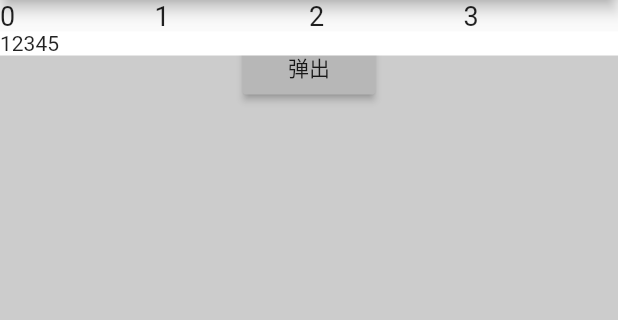
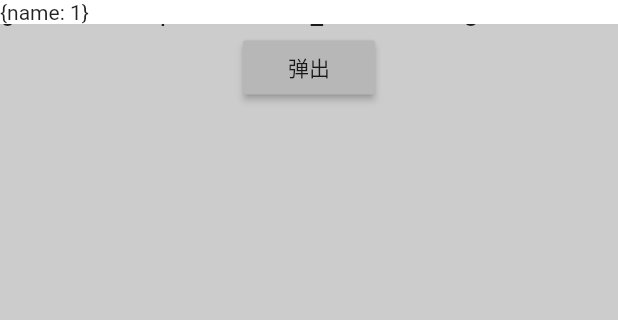
Before and after one commit to Tomoyd/flutter-in-action, a Flutter app: the SearchDemo screen opened directly, after a tap on an icon or button, on a phone screen of 412 x 824 dp, the part 84-404 px from its top. Run offline on Flutter 3.47's test engine with Material 2 defaults, Android fonts, the phone set to English and light mode, and no system bars; our stand-ins replace dio, sliding_up_panel; missing offline and left inert: top_modal_sheet.

Commit message:
[opt]opt

```diff
--- a/lib/components/filter_window/filter_window.dart
+++ b/lib/components/filter_window/filter_window.dart
@@ -1,16 +1,19 @@
 import 'package:flutter/material.dart';
-import 'package:myapp/components/filter_window/show_top_sheet.dart';
+import 'package:myapp/hooks/hooks.dart';
 
 class FilterWindow<T> extends StatefulWidget {
   FilterWindow(
       {Key key,
       this.child,
       @required this.filters,
+      @required this.onPick,
       @required this.filterItemBuilder})
       : super(key: key);
   final Widget child;
   final List<T> filters;
   final FilterItemBuilder<T> filterItemBuilder;
+  final PickFunction<T> onPick;
+
   static _FilterWindowState of(
     BuildContext context,
   ) =>
@@ -20,7 +23,7 @@ class FilterWindow<T> extends StatefulWidget {
   _FilterWindowState createState() => _FilterWindowState();
 }
 
-class _FilterWindowState extends State<FilterWindow> {
+class _FilterWindowState<T> extends State<FilterWindow> {
   GlobalKey containerKey = GlobalKey();
 
   @override
@@ -30,20 +33,18 @@ class _FilterWindowState extends State<FilterWindow> {
       child: Row(
           mainAxisAlignment: MainAxisAlignment.spaceBetween,
           children: widget.filters.asMap().keys.map((i) {
+            T item = widget.filters[i];
             return Expanded(
                 child: GestureDetector(
                     onTap: () {
-                      showTopSheet(containerKey.currentContext,
-                          content: Container(
-                            child: Text("12345"),
-                          ));
+                      widget.onPick(containerKey.currentContext, item);
                     },
-                    child: widget.filterItemBuilder(widget.filters[i], i)));
+                    child: widget.filterItemBuilder(item, i)));
           }).toList()),
     );
   }
 }
 
-
+typedef PickFunction<T> = void Function(BuildContext context, T data);
 
 typedef FilterItemBuilder<T> = Widget Function(T data, int index);
--- a/lib/components/filter_window/show_top_sheet.dart
+++ b/lib/components/filter_window/show_top_sheet.dart
@@ -1,4 +1,5 @@
 import 'package:flutter/material.dart';
+import 'package:myapp/components/filter_window/filter_window.dart';
 
 class TopSheetModal extends StatefulWidget {
   TopSheetModal({Key key, this.child, this.top = 0}) : super(key: key);
@@ -113,18 +114,23 @@ class _TopSheetModalState extends State<TopSheetModal>
   }
 }
 
+enum SheetBegin { TOP, APP_BAR }
+
 showTopSheet(
   BuildContext context, {
-  bool fromTop = false,
+  SheetBegin begin,
   @required Widget content,
 }) {
+  print(FilterWindow.of(context).containerKey.currentContext.size);
   double height = 0;
-  if (!fromTop) {
+  if (begin != SheetBegin.TOP) {
     try {
       height = Scaffold.of(context).widget.appBar?.preferredSize?.height ?? 0;
     } catch (e) {
       height = 0;
     }
+  }
+  if (begin == null) {
     height += context.size.height;
   }
 
--- a/lib/pages/search_demo/search_demo.dart
+++ b/lib/pages/search_demo/search_demo.dart
@@ -1,5 +1,6 @@
 import 'package:flutter/material.dart';
 import 'package:myapp/components/filter_window/filter_window.dart';
+import 'package:myapp/components/filter_window/show_top_sheet.dart';
 import 'package:myapp/widgets/common_scaffold.dart';
 import 'package:sliding_up_panel/sliding_up_panel.dart';
 import 'package:top_modal_sheet/top_modal_sheet.dart';
@@ -37,8 +38,14 @@ class _SearchDemoState extends State<SearchDemo> {
         title: "Search Demo",
         body: Column(
           children: [
-            FilterWindow<Map<String, dynamic>>(
-                filters: _filters, filterItemBuilder: _filterBuilder),
+            FilterWindow(
+                filters: _filters,
+                filterItemBuilder: _filterBuilder,
+                onPick: (context, data) {
+                  showTopSheet(context,
+                      begin: SheetBegin.APP_BAR,
+                      content: Container(child: Text("$data")));
+                }),
             RaisedButton(
               key: _buttonKey,
               onPressed: () async {
```
